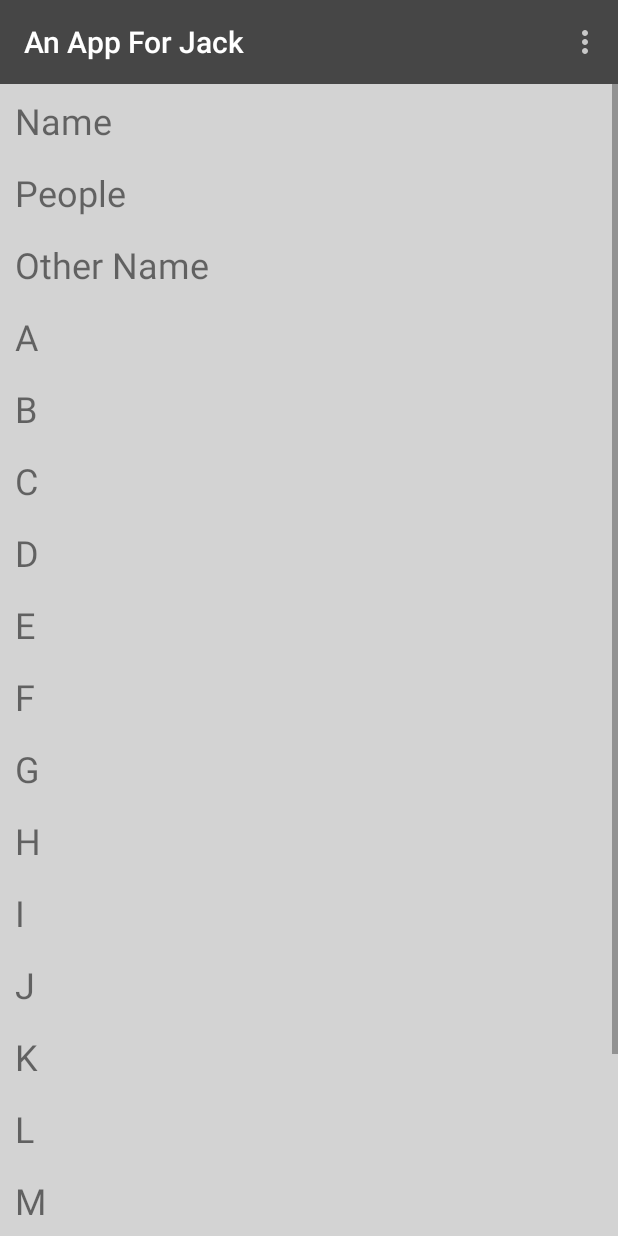
After one commit to dreiddel/AnAppForJack, an Android app: the FriendList screen opened directly, with no data from a screen before it, on a phone screen of 412 x 824 dp. The commit adds this screen. Run offline under Robolectric (Android 15) with nearby library versions, the phone set to English and light mode, and no system bars; network calls fail.

Commit message:
Added FriendList Activity with corresponding activity_friend_list.xml and added functionality to populate the friend list with users and onclicklisteners

```diff
--- a/app/src/main/AndroidManifest.xml
+++ b/app/src/main/AndroidManifest.xml
@@ -11,9 +11,7 @@
         android:roundIcon="@mipmap/ic_launcher_round"
         android:supportsRtl="true"
         android:theme="@style/AppTheme">
-        <activity android:name=".MainActivity">
-
-        </activity>
+        <activity android:name=".MainActivity"></activity>
         <activity android:name=".LoginActivity">
             <intent-filter>
                 <action android:name="android.intent.action.MAIN" />
@@ -29,7 +27,8 @@
         <activity android:name=".FriendSearchActivity" />
         <activity android:name=".FriendResultsActivity" />
         <activity android:name=".SecondPersonAccountActivity" />
-        <activity android:name=".SettingsActivity"/>
+        <activity android:name=".SettingsActivity" />
+        <activity android:name=".FriendList"></activity>
     </application>
 
 </manifest>
--- /dev/null
+++ b/app/src/main/java/edu/uta/softeng/anappforjack/FriendList.java
@@ -0,0 +1,72 @@
+package edu.uta.softeng.anappforjack;
+
+import android.content.Intent;
+import android.support.v7.app.AppCompatActivity;
+import android.os.Bundle;
+import android.util.TypedValue;
+import android.view.View;
+import android.widget.LinearLayout;
+import android.widget.TextView;
+import android.widget.Toast;
+
+public class FriendList extends NavigationAppCompatActivity {
+
+    @Override
+    protected void onCreate(Bundle savedInstanceState) {
+        super.onCreate(savedInstanceState);
+        setContentView(R.layout.activity_friend_list);
+        this.addNavigationMenu();
+
+        String[] users = {"Name", "People", "Other Name", "A", "B", "C", "D", "E", "F", "G", "H", "I", "J", "K", "L", "M", "N", "O", "P"};
+        LinearLayout ll = (LinearLayout) findViewById(R.id.friend_list);
+        setTextViews(19, users, ll);
+    }
+
+
+    protected TextView[] generateTextViews(int textViewCount) {
+
+        TextView[] textViewArray = new TextView[textViewCount];
+
+        for(int i = 0; i < textViewCount; i++) {
+            textViewArray[i] = new TextView(this);
+        }
+
+        return textViewArray;
+    }
+    /*private String[] users = {"Name", "People", "Other Name"};*/
+    /*protected void usersFromDatabase(String[] Users, int userCount) {
+        Users[0] = "A";
+
+    }*/
+
+    protected void setTextViews(int textViewCount, String[] users, LinearLayout ll) {
+        TextView[] textViewArray = generateTextViews(textViewCount);
+
+        for(int i = 0; i < textViewCount; i++) {
+            textViewArray[i].setText(users[i]);
+
+            textViewArray[i].setTextSize(TypedValue.COMPLEX_UNIT_PX,
+                    getResources().getDimension(R.dimen.user_text_size));
+
+            textViewArray[i].setHeight((int)TypedValue.applyDimension(TypedValue.COMPLEX_UNIT_DIP,
+                    48, getResources().getDisplayMetrics()));
+
+            textViewArray[i].setBackgroundResource(R.drawable.color_state_user_list);
+
+            textViewArray[i].setPadding((int)TypedValue.applyDimension(TypedValue.COMPLEX_UNIT_DIP,
+                    10, getResources().getDisplayMetrics()),
+                    (int)TypedValue.applyDimension(TypedValue.COMPLEX_UNIT_DIP,
+                            8, getResources().getDisplayMetrics()), 0, 0);
+            ll.addView(textViewArray[i]);
+            textViewArray[i].setOnClickListener(new View.OnClickListener() {
+
+                @Override
+                public void onClick(View view) {
+                    Intent registerIntent = new Intent(FriendList.this, Account.class);
+                    FriendList.this.startActivity(registerIntent);
+                    /*Toast.makeText(getApplicationContext(), "ID : "+arg0.getId(), Toast.LENGTH_SHORT).show();*/
+                }
+            });
+        }
+    }
+}
--- a/app/src/main/java/edu/uta/softeng/anappforjack/NavigationAppCompatActivity.java
+++ b/app/src/main/java/edu/uta/softeng/anappforjack/NavigationAppCompatActivity.java
@@ -119,14 +119,13 @@ public class NavigationAppCompatActivity extends AppCompatActivity {
         Intent intent = new Intent (this, EventActivity.class);
         startActivity(intent);
     }
-    /*
     public void navigationGoToFriends(View view){
         DrawerLayout mDrawerLayout = (DrawerLayout) findViewById(R.id.drawer_layout);
         mDrawerLayout.closeDrawers();
-        Intent intent = new Intent (this, FriendListActivity.class);
+        Intent intent = new Intent (this, FriendList.class);
         startActivity(intent);
     }
-    *//*
+    /*
     public void navigationGoToMessaging(View view){
         DrawerLayout mDrawerLayout = (DrawerLayout) findViewById(R.id.drawer_layout);
         mDrawerLayout.closeDrawers();
--- a/app/src/main/res/drawable/color_state.xml
+++ b/app/src/main/res/drawable/color_state.xml
@@ -2,5 +2,4 @@
 <selector xmlns:android="http://schemas.android.com/apk/res/android">
     <item android:state_pressed="true" android:drawable="@color/colorGrey7_Charcoal" />
     <item android:drawable="@color/colorTransparent" />
-    <!-- YES I KNOW THERE ARE ERRORS BUT THEY WORK -->
 </selector>
--- /dev/null
+++ b/app/src/main/res/drawable/color_state_user_list.xml
@@ -0,0 +1,5 @@
+<?xml version="1.0" encoding="utf-8"?>
+<selector xmlns:android="http://schemas.android.com/apk/res/android">
+    <item android:state_pressed="true" android:drawable="@color/colorGrey3_Dark" />
+    <item android:drawable="@color/colorGrey0_Gainsboro" />
+</selector>
--- /dev/null
+++ b/app/src/main/res/layout/activity_friend_list.xml
@@ -0,0 +1,46 @@
+<?xml version="1.0" encoding="utf-8"?>
+<android.support.v4.widget.DrawerLayout
+    xmlns:android="http://schemas.android.com/apk/res/android"
+    xmlns:app="http://schemas.android.com/apk/res-auto"
+    xmlns:tools="http://schemas.android.com/tools"
+    android:id="@+id/drawer_layout"
+    android:layout_width="match_parent"
+    android:layout_height="match_parent">
+
+        <!-- The main content view -->
+    <android.support.constraint.ConstraintLayout
+        android:layout_width="match_parent"
+        android:layout_height="match_parent">
+
+        <!-- Implement Toolbar -->
+        <include android:id="@+id/app_bar"
+            layout="@layout/app_bar"
+            android:layout_height="wrap_content"
+            android:layout_width="0dp"
+            app:layout_constraintTop_toTopOf="parent"
+            app:layout_constraintLeft_toLeftOf="parent"
+            app:layout_constraintRight_toRightOf="parent" />
+
+        <ScrollView
+            android:layout_width="match_parent"
+            android:layout_height="match_parent"
+            app:layout_constraintTop_toBottomOf="parent"
+            app:layout_constraintRight_toRightOf="parent"
+            app:layout_constraintLeft_toLeftOf="parent"
+            android:layout_marginTop="?attr/actionBarSize">
+
+            <LinearLayout
+                android:id="@+id/friend_list"
+                android:layout_width="match_parent"
+                android:layout_height="wrap_content"
+                android:orientation="vertical">
+
+            </LinearLayout>
+        </ScrollView>
+
+    </android.support.constraint.ConstraintLayout>
+
+    <!-- The navigation drawer -->
+    <include android:id="@+id/left_drawer"
+        layout="@layout/drawer_template" />
+</android.support.v4.widget.DrawerLayout>
--- /dev/null
+++ b/app/src/main/res/values/dimen.xml
@@ -0,0 +1,5 @@
+<?xml version="1.0" encoding="utf-8"?>
+<resources>
+    <dimen name="user_text_size">24dp</dimen>
+    <dimen name="user_text_height">48dp</dimen>
+</resources>
--- a/app/src/main/res/values/styles.xml
+++ b/app/src/main/res/values/styles.xml
@@ -19,4 +19,17 @@
         <item name="android:scaleType">fitCenter</item>
     </style>
 
+    <style name="user_divider">
+        <item name="android:height">2dp</item>
+        <item name="android:background">@color/colorGrey4_Grey</item>
+    </style>
+    <style name="user_text_view">
+        <item name="android:textSize">24dp</item>
+        <item name="android:height">48dp</item>
+        <item name="android:paddingLeft">10dp</item>
+        <item name="android:paddingTop">8dp</item>
+        <item name="android:background">@drawable/color_state_user_list</item>
+
+    </style>
+
 </resources>
```
